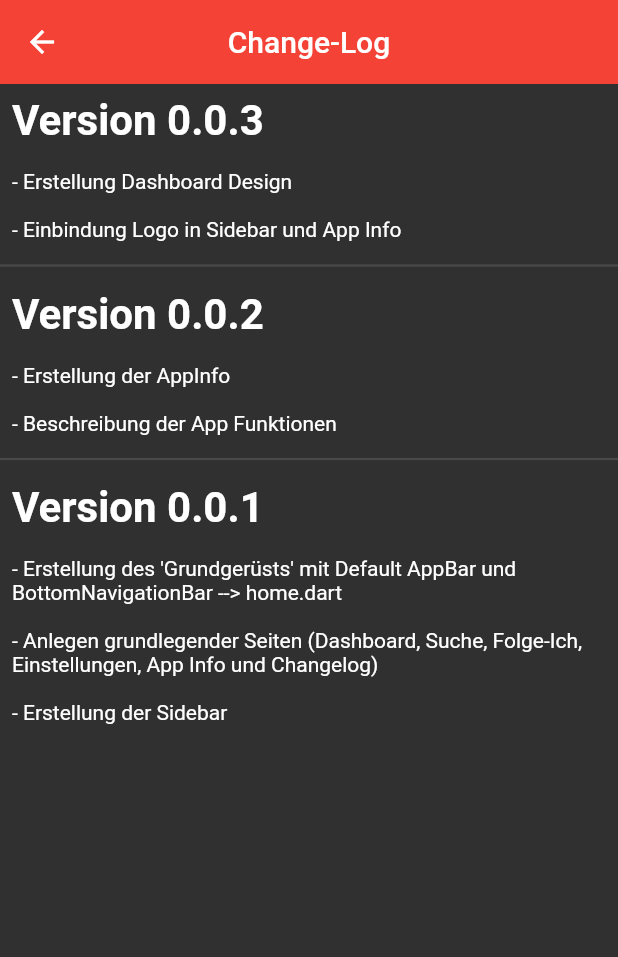
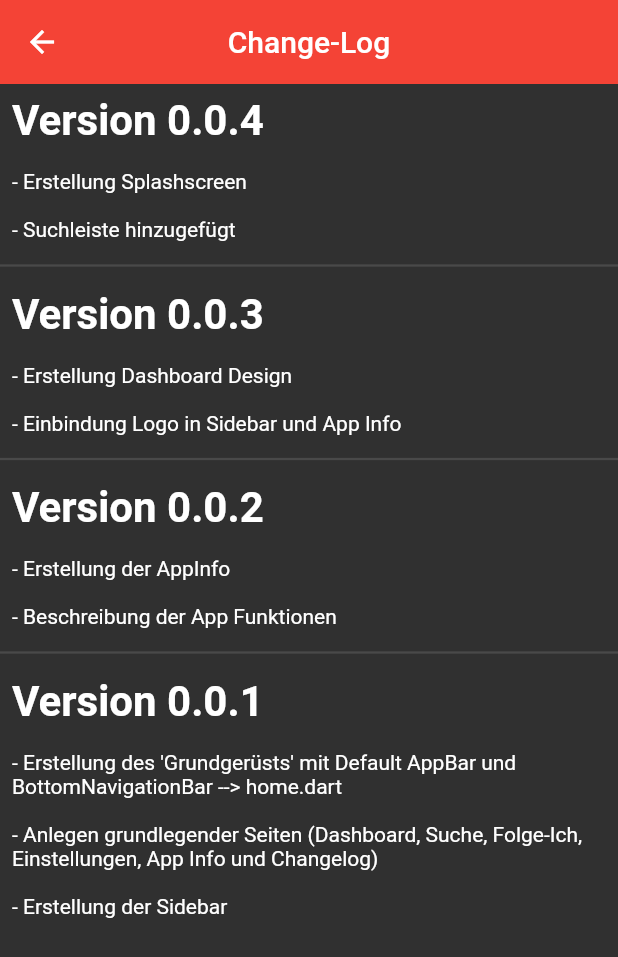
Before and after one commit to Janoxx/songApp_projekt, a Flutter app: the Changelog screen opened directly, on a phone screen of 412 x 824 dp. Shown: the top 957 px of the screen. Run offline on Flutter 3.47's test engine with Material 2 defaults, Android fonts, the light colour scheme and no system bars; network calls fail.

Commit message:
Änderungen angepasst

```diff
--- a/lib/screens/changelog.dart
+++ b/lib/screens/changelog.dart
@@ -13,12 +13,26 @@ class _ChangelogState extends State<Changelog> {
       children: const [
         Padding(
           padding: EdgeInsets.all(8.0),
+          child: Text("Version 0.0.4",
+              style: TextStyle(fontWeight: FontWeight.bold, fontSize: 28)),
+        ),
+        Padding(
+          padding: EdgeInsets.all(8.0),
+          child: Text("- Erstellung Splashscreen \n\n"
+                      "- Suchleiste hinzugefügt"
+          ),
+        ),
+        Divider(
+          thickness: 1.5,
+        ),
+        Padding(
+          padding: EdgeInsets.all(8.0),
           child: Text("Version 0.0.3",
               style: TextStyle(fontWeight: FontWeight.bold, fontSize: 28)),
         ),
         Padding(
           padding: EdgeInsets.all(8.0),
-          child: Text("- Erstellung Dashboard Design \n \n" +
+          child: Text("- Erstellung Dashboard Design \n \n"
                       "- Einbindung Logo in Sidebar und App Info"),
         ),
         Divider(
@@ -31,7 +45,7 @@ class _ChangelogState extends State<Changelog> {
         ),
         Padding(
           padding: EdgeInsets.all(8.0),
-          child: Text("- Erstellung der AppInfo \n \n" +
+          child: Text("- Erstellung der AppInfo \n \n"
                       "- Beschreibung der App Funktionen"),
         ),
         Divider(
@@ -45,8 +59,8 @@ class _ChangelogState extends State<Changelog> {
         Padding(
           padding: EdgeInsets.all(8.0),
           child: Text(
-                  "- Erstellung des 'Grundgerüsts' mit Default AppBar und BottomNavigationBar --> home.dart \n \n" +
-                  "- Anlegen grundlegender Seiten (Dashboard, Suche, Folge-Ich, Einstellungen, App Info und Changelog) \n \n" +
+                  "- Erstellung des 'Grundgerüsts' mit Default AppBar und BottomNavigationBar --> home.dart \n \n"
+                  "- Anlegen grundlegender Seiten (Dashboard, Suche, Folge-Ich, Einstellungen, App Info und Changelog) \n \n"
                   "- Erstellung der Sidebar"),
         ),
       ],
```
